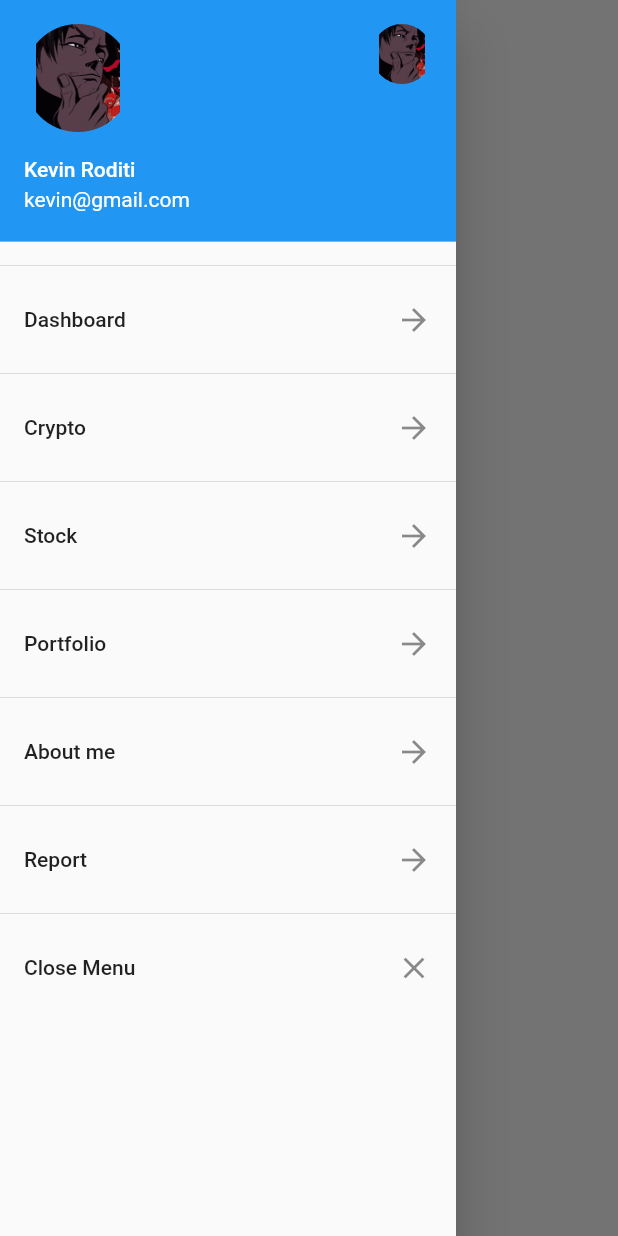
After one commit to mugensan/Flutter_projo_gold, a Flutter app: the MyAppBarMenu screen opened directly, with the side drawer open, on a phone screen of 412 x 824 dp. The commit adds this screen. Run offline on Flutter 3.47's test engine with Material 2 defaults, Android fonts, the phone set to English and light mode, and no system bars; our stand-ins replace charts_flutter, dartz, firebase_auth, flutter_bloc, font_awesome_flutter, freezed_annotation and 4 more; missing offline and left inert: dart:ffi, flutter_candlesticks, flutter_sparkline, link; accounts and stored records are empty; generated files the repository leaves out were written again; network calls fail.

```diff
--- a/lib/pages/CryptoPage.dart
+++ b/lib/pages/CryptoPage.dart
@@ -55,7 +55,7 @@ class _CryptoPageState extends State<CryptoPage> {
 
     return new Scaffold(
       appBar: new AppBar(
-        title: new Text("Crypto"),
+        title: new Text("Cryptocurrency live list"),
         centerTitle: true,
       ),
       drawer: new Drawer(
--- a/lib/pages/DashboardPage.dart
+++ b/lib/pages/DashboardPage.dart
@@ -144,7 +144,7 @@ class _DashboardTile extends StatelessWidget {
 
       child: new InkWell(
         onTap: () {
-          Navigator.of(context).push(MaterialPageRoute(builder: (context)=>MyCharts()));
+          Navigator.of(context).push(MaterialPageRoute(builder: (context)=>PortfolioPage()));
 //          Navigator.of(context).push(MaterialPageRoute(builder: (context)=>AboutMePage()));
           },
 //          Navigator.push(context,"/PortfolioPage");
--- /dev/null
+++ b/lib/pages/myAppBarMenu.dart
@@ -0,0 +1,222 @@
+import 'package:flutter/foundation.dart';
+import 'package:flutter/material.dart';
+import 'package:font_awesome_flutter/font_awesome_flutter.dart';
+import 'package:link/link.dart';
+
+class MyAppBarMenu extends StatefulWidget {
+  @override
+  _MyAppBarMenuState createState() => _MyAppBarMenuState();
+}
+
+class _MyAppBarMenuState extends State<MyAppBarMenu> {
+  @override
+  Widget build(BuildContext context) {
+    return Scaffold(
+      drawer: Drawer(
+        child: new ListView(
+          children: <Widget>[
+            new UserAccountsDrawerHeader(
+              accountName: new Text("Kevin Roditi"),
+              accountEmail: new Text("kevin@gmail.com"),
+              currentAccountPicture: ClipOval(
+                child: Image.asset(
+                  "assets/mugenThinker.png",
+                  fit: BoxFit.contain,
+                ),
+              ),
+              otherAccountsPictures: <Widget>[
+                new ClipOval(
+                  child: Image.asset(
+                    "assets/mugenThinker.png",
+                    fit: BoxFit.contain,
+//                child: new Text("K"),
+                  ),
+                ),
+              ],
+            ),
+            new Divider(),
+            new ListTile(
+              title: new Text("Dashboard"),
+              trailing: new Icon(Icons.arrow_forward),
+              onTap: () {
+                Navigator.of(context).pop();
+                Navigator.of(context).pushNamed("/DashboardPage");
+              },
+            ),
+            new Divider(),
+            new ListTile(
+              title: new Text("Crypto"),
+              trailing: new Icon(Icons.arrow_forward),
+              onTap: () {
+                Navigator.of(context).pop();
+                Navigator.of(context).pushNamed("/CryptoPage");
+              },
+            ),
+            new Divider(),
+            new ListTile(
+              title: new Text("Stock"),
+              trailing: new Icon(Icons.arrow_forward),
+              onTap: () {
+                Navigator.of(context).pop();
+                Navigator.of(context).pushNamed("/StocksPage");
+              },
+            ),
+            new Divider(),
+            new ListTile(
+              title: new Text("Portfolio"),
+              trailing: new Icon(Icons.arrow_forward),
+              onTap: () {
+                Navigator.of(context).pop();
+                Navigator.of(context).pushNamed("/PortfolioPage");
+              },
+
+              ///TODO ADD ROUTE
+            ),
+            new Divider(),
+            new ListTile(
+              title: new Text("About me"),
+              trailing: new Icon(Icons.arrow_forward),
+              onTap: () {
+                Navigator.of(context).pop();
+                Navigator.of(context).pushNamed("/AboutMePage");
+              },
+            ),
+            new Divider(),
+            new ListTile(
+              title: new Text("Report"),
+              trailing: new Icon(Icons.arrow_forward),
+              onTap: () {
+                Navigator.of(context).pop();
+                Navigator.of(context).pushNamed("/ReportPage");
+              },
+
+              ///TODO ADD ROUTE
+            ),
+            new Divider(),
+            new ListTile(
+              title: new Text("Close Menu"),
+              trailing: new Icon(Icons.close),
+              onTap: () => Navigator.of(context).pop(),
+            )
+          ],
+        ),
+      ),
+    );
+  }
+}
+
+//
+//class MyAppBarMenu extends StatefulWidget {
+//
+//  const MyAppBarMenu();
+//
+//  @override
+//  Widget build(BuildContext context) {
+//    return Scaffold(
+//
+//        backgroundColor: Colors.teal,
+//        appBar: new AppBar(
+//          title: new Text('Test App Bar Menu'),
+//          centerTitle: true,
+//
+//          ///this target transition between android and IOS
+//          elevation:
+//          debugDefaultTargetPlatformOverride == TargetPlatform.android
+//              ? 5.0
+//              : 0.0,
+//        ),
+////body: Drawer(),
+//
+//        ///creating the drawer for the homepage/dashboard
+//        drawer: new Drawer(
+//          child: new ListView(
+//            children: <Widget>[
+//              new UserAccountsDrawerHeader(
+//                accountName: new Text("Kevin Roditi"),
+//                accountEmail: new Text("kevin@gmail.com"),
+//                currentAccountPicture: ClipOval(
+//                  child: Image.asset(
+//                    "assets/mugenThinker.png",
+//                    fit: BoxFit.contain,
+//                  ),
+//                ),
+//                otherAccountsPictures: <Widget>[
+//                  new ClipOval(
+//                    child: Image.asset(
+//                      "assets/mugenThinker.png",
+//                      fit: BoxFit.contain,
+////                child: new Text("K"),
+//                    ),
+//                  ),
+//                ],
+//              ),
+//              new Divider(),
+//              new ListTile(
+//                title: new Text("Dashboard"),
+//                trailing: new Icon(Icons.arrow_forward),
+//                onTap: () {
+//                  Navigator.of(context).pop();
+//                  Navigator.of(context).pushNamed("/DashboardPage");
+//                },
+//              ),
+//              new Divider(),
+//              new ListTile(
+//                title: new Text("Crypto"),
+//                trailing: new Icon(Icons.arrow_forward),
+//                onTap: () {
+//                  Navigator.of(context).pop();
+//                  Navigator.of(context).pushNamed("/CryptoPage");
+//                },
+//              ),
+//              new Divider(),
+//              new ListTile(
+//                title: new Text("Stock"),
+//                trailing: new Icon(Icons.arrow_forward),
+//                onTap: () {
+//                  Navigator.of(context).pop();
+//                  Navigator.of(context).pushNamed("/StocksPage");
+//                },
+//              ),
+//              new Divider(),
+//              new ListTile(
+//                title: new Text("Portfolio"),
+//                trailing: new Icon(Icons.arrow_forward),
+//                onTap: () {
+//                  Navigator.of(context).pop();
+//                  Navigator.of(context).pushNamed("/PortfolioPage");
+//                },
+//
+//                ///TODO ADD ROUTE
+//              ),
+//              new Divider(),
+//              new ListTile(
+//                title: new Text("About me"),
+//                trailing: new Icon(Icons.arrow_forward),
+//                onTap: () {
+//                  Navigator.of(context).pop();
+//                  Navigator.of(context).pushNamed("/AboutMePage");
+//                },
+//              ),
+//              new Divider(),
+//              new ListTile(
+//                title: new Text("Report"),
+//                trailing: new Icon(Icons.arrow_forward),
+//                onTap: () {
+//                  Navigator.of(context).pop();
+//                  Navigator.of(context).pushNamed("/ReportPage");
+//                },
+//
+//                ///TODO ADD ROUTE
+//              ),
+//              new Divider(),
+//              new ListTile(
+//                title: new Text("Close Menu"),
+//                trailing: new Icon(Icons.close),
+//                onTap: () => Navigator.of(context).pop(),
+//              )
+//            ],
+//          ),
+//        ),
+//    );
+//  }
+//}
--- a/lib/pages/myCharts.dart
+++ b/lib/pages/myCharts.dart
@@ -9,6 +9,7 @@ import 'package:flutter/foundation.dart';
 import 'package:flutter/material.dart';
 import 'package:charts_flutter/flutter.dart' as charts;
 import 'package:font_awesome_flutter/font_awesome_flutter.dart';
+import 'package:flutter_candlesticks/flutter_candlesticks.dart';
 
 class MyCharts extends StatefulWidget {
   @override
@@ -20,6 +21,24 @@ class _MyChartsState extends State<MyCharts> {
       "https://my.api.mockaroo.com/stocks_data.json?key=cbcf98d0";
 
   List data;
+
+  List sampleDataMACD = [
+    {"open": 50.0, "high": 100.0, "low": 40.0, "close": 80, "volumeto": 5000.0},
+    {"open": 80.0, "high": 90.0, "low": 55.0, "close": 65, "volumeto": 4000.0},
+    {"open": 65.0, "high": 120.0, "low": 60.0, "close": 90, "volumeto": 7000.0},
+    {"open": 90.0, "high": 95.0, "low": 85.0, "close": 80, "volumeto": 2000.0},
+    {"open": 80.0, "high": 85.0, "low": 40.0, "close": 50, "volumeto": 3000.0},
+    {"open": 50.0, "high": 100.0, "low": 40.0, "close": 80, "volumeto": 5000.0},
+    {"open": 80.0, "high": 90.0, "low": 55.0, "close": 65, "volumeto": 4000.0},
+    {"open": 65.0, "high": 120.0, "low": 60.0, "close": 90, "volumeto": 7000.0},
+    {"open": 90.0, "high": 95.0, "low": 85.0, "close": 80, "volumeto": 2000.0},
+    {"open": 80.0, "high": 85.0, "low": 40.0, "close": 50, "volumeto": 3000.0},
+    {"open": 50.0, "high": 100.0, "low": 40.0, "close": 80, "volumeto": 5000.0},
+    {"open": 80.0, "high": 90.0, "low": 55.0, "close": 65, "volumeto": 4000.0},
+    {"open": 65.0, "high": 120.0, "low": 60.0, "close": 90, "volumeto": 7000.0},
+    {"open": 90.0, "high": 95.0, "low": 85.0, "close": 80, "volumeto": 2000.0},
+    {"open": 80.0, "high": 85.0, "low": 40.0, "close": 50, "volumeto": 3000.0},
+  ];
 
   List<double> data1 = [1.0, 2.0, 3.0, 2.0, 1.0, 5.6, 2.0, 3.0, 6.0, 4.0, 1.0];
   List<double> data2 = [0.8, 0.7, 1.0, 0.9, 0.2, 1.3, 1.6, 0.8, 0.3, 0.0];
@@ -56,7 +75,6 @@ class _MyChartsState extends State<MyCharts> {
       new EarningsPerYear(5, 597.79),
     ];
 
-
     _seriesPieData.add(charts.Series(
       data: pieData,
       domainFn: (Task task, _) => task.task,
@@ -74,15 +92,6 @@ class _MyChartsState extends State<MyCharts> {
           domainFn: (EarningsPerYear macd, _) => macd.years,
           measureFn: (EarningsPerYear macd, _) => macd.earnings),
     );
-
-//    _seriesLineData.add(
-//      charts.Series(
-//          colorFn: (__, _) => charts.ColorUtil.fromDartColor(Colors.black12),
-//          id: 'MACD Indicator',
-//          data: macdMac,
-//          domainFn: (Macd macd, _) => macd.open,
-//          measureFn: (Macd macd, _) => macd.close),
-//    );
   }
 
   @override
@@ -144,6 +153,9 @@ class _MyChartsState extends State<MyCharts> {
                 Tab(
                   icon: Icon(FontAwesomeIcons.chartLine),
                 ),
+//                Tab(
+//                  icon: Icon(FontAwesomeIcons.candyCane)
+//                ),
                 Tab(
                   icon: Icon(FontAwesomeIcons.moneyBillWave),
                 ),
@@ -290,6 +302,19 @@ class _MyChartsState extends State<MyCharts> {
                           ),
                         ),
                       ),
+
+//                      Container(
+//                        child: Expanded(
+//                          child: new OHLCVGraph(
+//                            data: sampleDataMACD,
+//                            enableGridLines: true,
+//                            volumeProp: 0.2,
+//                            gridLineAmount: 5,
+//                            gridLineColor: Colors.grey[300],
+//                            gridLineLabelColor: Colors.grey,
+//                          ),
+//                        ),
+//                      ),
                     ],
                   ),
                 ),
@@ -305,6 +330,16 @@ class _MyChartsState extends State<MyCharts> {
                           style: TextStyle(
                             fontSize: 24.0,
                             fontWeight: FontWeight.bold,
+                          ),
+                        ),
+                        Expanded(
+                          child: new OHLCVGraph(
+                            data: sampleDataMACD,
+                            enableGridLines: true,
+                            volumeProp: 0.2,
+                            gridLineAmount: 5,
+                            gridLineColor: Colors.grey[300],
+                            gridLineLabelColor: Colors.grey,
                           ),
                         ),
                         Expanded(
@@ -335,8 +370,8 @@ class _MyChartsState extends State<MyCharts> {
                   ),
                 ),
               ),
+//              Container(),
               Container(
-
                 child: Padding(
                   padding: const EdgeInsets.all(8.0),
                   child: ListView(
@@ -345,24 +380,31 @@ class _MyChartsState extends State<MyCharts> {
                         child: new Column(
                           mainAxisAlignment: MainAxisAlignment.start,
                           children: <Widget>[
-                          myCardDetails("assets/bitcoin.png", "Bitcoin", data1,
-                              "", "3.0", "\u2191", 0xff07862b),
-                          myCardDetails("assets/bitshares.png", "Bitshares", data2,
-                              "", "4.0", "\u2193", 0xff07862b),
-                          myCardDetails("assets/ethereum.png", "Ethereum", data3,
-                              "", "5.0", "\u2191", 0xff07862b),
-                          myCardDetails("assets/counterparty.png", "Counterpaty",
-                              data7, "", "3.0", "\u2193", 0xff07862b),
-                          myCardDetails("assets/lykke.png", "Lykke", data5, "",
-                              "2.0", "\u2191", 0xff07862b),
-                          myCardDetails("assets/peercoin.png", "Peercoin", data6,
-                              "", "2.5", "\u2191", 0xff07862b),
-                          myCardDetails("assets/zcash.png", "Zcash", data4, "",
-                              "2.0", "\u2193", 0xff07862b),
-                          myCardDetails("assets/singular.png", "Singular", data8,
-                              "", "2.5", "\u2191", 0xff07862b),
-                          myCardDetails("assets/litecoin.png", "Litecoin", data9,
-                              "", "3.0", "\u2193", 0xff07862b),
+                            myCardDetails("assets/bitcoin.png", "Bitcoin",
+                                data1, "", "3.0", "\u2191", 0xff07862b),
+                            myCardDetails("assets/bitshares.png", "Bitshares",
+                                data2, "", "4.0", "\u2193", 0xff07862b),
+                            myCardDetails("assets/ethereum.png", "Ethereum",
+                                data3, "", "5.0", "\u2191", 0xff07862b),
+                            myCardDetails(
+                                "assets/counterparty.png",
+                                "Counterpaty",
+                                data7,
+                                "",
+                                "3.0",
+                                "\u2193",
+                                0xff07862b),
+                            myCardDetails("assets/lykke.png", "Lykke", data5,
+                                "", "2.0", "\u2191", 0xff07862b),
+                            myCardDetails("assets/peercoin.png", "Peercoin",
+                                data6, "", "2.5", "\u2191", 0xff07862b),
+                            myCardDetails("assets/zcash.png", "Zcash", data4,
+                                "", "2.0", "\u2193", 0xff07862b),
+                            myCardDetails("assets/singular.png", "Singular",
+                                data8, "", "2.5", "\u2191", 0xff07862b),
+                            myCardDetails("assets/litecoin.png", "Litecoin",
+                                data9, "", "3.0", "\u2193", 0xff07862b),
+
 //                          Container(
 //                            padding: const EdgeInsets.only(
 //                                left: 8.0, bottom: 8.0),
@@ -384,7 +426,8 @@ class _MyChartsState extends State<MyCharts> {
 //              ),
 //            ],
                       ),
-             ], ),
+                    ],
+                  ),
                 ),
               ),
             ],
@@ -407,8 +450,12 @@ class EarningsPerYear {
   double years;
   double earnings;
 
-  EarningsPerYear(this.years,this.earnings,);
+  EarningsPerYear(
+    this.years,
+    this.earnings,
+  );
 }
+
 
 Widget myCardDetails(
     String imageVal,
--- a/lib/presentation/core/app_widget.dart
+++ b/lib/presentation/core/app_widget.dart
@@ -3,6 +3,7 @@ import 'package:flutter/material.dart';
 import 'package:flutterstaggeredgridontap/pages/AboutMePage.dart';
 import 'package:flutterstaggeredgridontap/pages/CryptoPage.dart';
 import 'package:flutterstaggeredgridontap/pages/DashboardPage.dart';
+import 'package:flutterstaggeredgridontap/pages/DashboardPage2.dart';
 import 'file:///C:/Users/kevro/AndroidStudioProjects/Flutter_projo_gold/lib/pages/portfolio/PortfolioPage.dart';
 import 'package:flutterstaggeredgridontap/pages/ReportPage.dart';
 import 'package:flutterstaggeredgridontap/pages/SettingsPage.dart';
--- a/pubspec.yaml
+++ b/pubspec.yaml
@@ -41,6 +41,7 @@ dependencies:
 #  flushbar: ^1.10.2
   uuid: ^2.0.4
   link: ^1.0.0
+  flutter_candlesticks: ^0.1.4
 
 
 dev_dependencies:
```
Also changed, not shown: lib/pages/DashboardPage2.dart (+125 -0 lines), pubspec.lock. Lines whose indentation alone changed are shown as unchanged.
